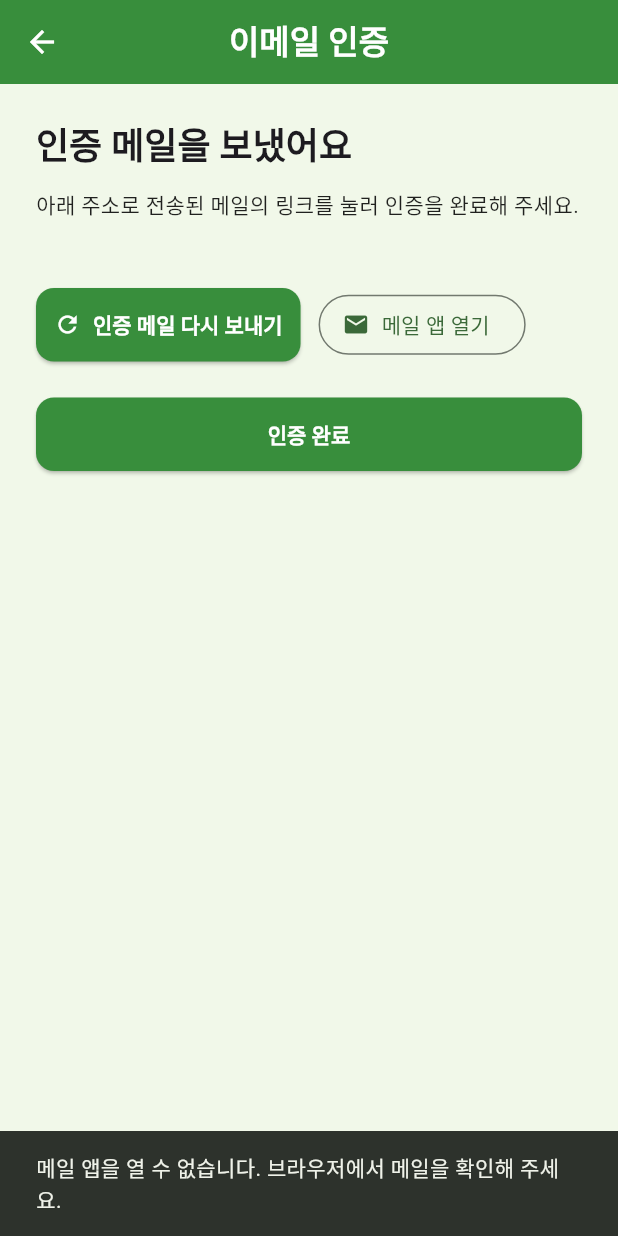
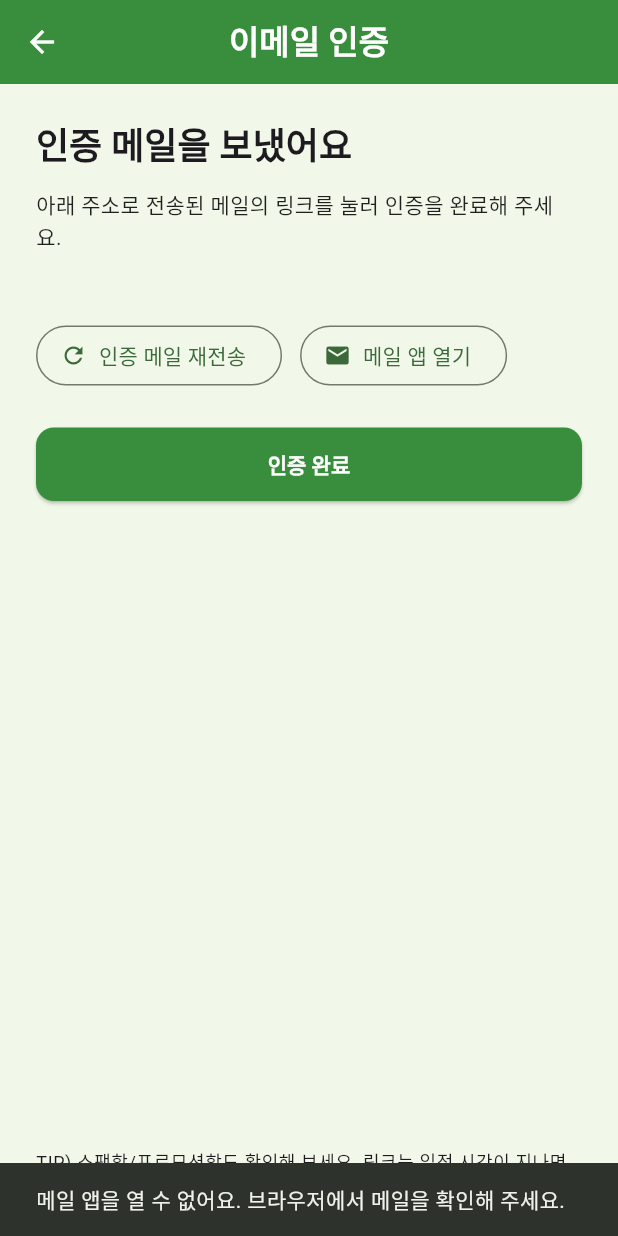
Before and after one commit to surhwa11228/ZeroWaste, a Flutter app: the VerifyEmailScreen screen opened by its route, after a tap on "메일 앱 열기", on a phone screen of 412 x 824 dp. Run offline on Flutter 3.47's test engine with Material 3 defaults, Android fonts, the phone set to English and light mode, and no system bars; our stand-ins replace dio, firebase_auth, firebase_core, flutter_secure_storage, flutter_svg, geolocator and 3 more; accounts and stored records are empty.

Commit message:
app: 회원가입/이메일 인증 개선(비밀번호 필수요소, 텍스트 오버로드 등)

```diff
--- a/frontend/lib/models/mappers.dart
+++ /dev/null
@@ -1,2 +0,0 @@
-import 'report_models.dart';
-import 'map_pin.dart';
--- a/frontend/lib/screens/signup_screen.dart
+++ b/frontend/lib/screens/signup_screen.dart
@@ -19,6 +19,7 @@ class _SignupScreenState extends State<SignupScreen> {
   bool _obscurePw = true;
   bool _obscurePw2 = true;
 
+  // ───────────── Validators ─────────────
   String? _validateEmail(String? v) {
     final s = (v ?? '').trim();
     if (s.isEmpty) return '이메일을 입력해 주세요.';
@@ -27,15 +28,20 @@ class _SignupScreenState extends State<SignupScreen> {
     return null;
   }
 
+  // ✅ 8자 이상 + 영문 + 숫자 + 특수문자(공백 금지)
   String? _validatePassword(String? v) {
     final s = (v ?? '');
     if (s.isEmpty) return '비밀번호를 입력해 주세요.';
     if (s.length < 8) return '비밀번호는 8자 이상이어야 합니다.';
-    final hasLower = RegExp(r'[a-z]').hasMatch(s);
-    final hasUpper = RegExp(r'[A-Z]').hasMatch(s);
+    if (RegExp(r'\s').hasMatch(s)) return '공백은 포함할 수 없습니다.';
+
+    final hasLetter = RegExp(r'[A-Za-z]').hasMatch(s);
     final hasDigit = RegExp(r'\d').hasMatch(s);
-    final types = [hasLower, hasUpper, hasDigit].where((x) => x).length;
-    if (types < 2) return '영문 대/소문자, 숫자 중 2가지 이상을 포함해 주세요.';
+    final hasSpecial = RegExp(r'[^\w\s]').hasMatch(s); // 영문/숫자/언더스코어/공백 제외
+
+    if (!(hasLetter && hasDigit && hasSpecial)) {
+      return '영문, 숫자, 특수문자를 모두 포함해 주세요.';
+    }
     return null;
   }
 
@@ -44,56 +50,63 @@ class _SignupScreenState extends State<SignupScreen> {
     return null;
   }
 
-  Future<void> _handleSignup() async {
-    final formOk = _formKey.currentState?.validate() ?? false;
-    if (!formOk) return;
-
-    setState(() => _isLoading = true);
-    try {
-      await authService.signUpWithEmail(
-        emailController.text.trim(),
-        passwordController.text,
-      );
-      if (!mounted) return;
-      // 가입 → 인증 메일 발송 → 인증대기 화면
-      Navigator.pushReplacementNamed(
-        context,
-        '/verify-email',
-        arguments: {'email': emailController.text.trim()},
-      );
-    } catch (e) {
-      // FirebaseAuthException/기타 에러를 사용자 친화 메시지로 변환
-      _showError(_mapSignupError(e));
-    } finally {
-      if (mounted) setState(() => _isLoading = false);
-    }
-  }
-
+  // ───────────── Error Mapper (실서비스 문구) ─────────────
   String _mapSignupError(Object e) {
-    final msg = e.toString();
     if (e is FirebaseAuthException) {
       switch (e.code) {
         case 'email-already-in-use':
-          return '이미 사용 중인 이메일입니다.';
+          return '이미 가입된 이메일입니다. 로그인하거나 비밀번호 재설정을 진행해 주세요.';
         case 'invalid-email':
           return '올바르지 않은 이메일 주소입니다.';
+        case 'weak-password':
+          return '비밀번호 보안 수준이 낮습니다. 더 복잡하게 설정해 주세요.';
         case 'operation-not-allowed':
-          return '현재 이메일/비밀번호 가입이 비활성화되어 있습니다.';
-        case 'weak-password':
-          return '비밀번호가 안전하지 않습니다. 더 복잡하게 설정해 주세요.';
+          return '이메일/비밀번호 가입이 비활성화되어 있습니다. 관리자에게 문의해 주세요.';
         case 'network-request-failed':
-          return '네트워크 오류가 발생했습니다. 연결을 확인해 주세요.';
+          return '네트워크 오류입니다. 연결을 확인한 뒤 다시 시도해 주세요.';
+        case 'too-many-requests':
+          return '요청이 많습니다. 잠시 후 다시 시도해 주세요.';
+        default:
+          return '회원가입에 실패했습니다. 잠시 후 다시 시도해 주세요. (코드: ${e.code})';
       }
     }
-    // 서버/기타 예외
-    if (msg.contains('timeout')) return '요청이 지연되고 있습니다. 잠시 후 다시 시도해 주세요.';
-    return '회원가입에 실패했습니다. 다시 시도해 주세요.';
+    final msg = e.toString();
+    if (msg.contains('timeout')) {
+      return '요청이 지연되고 있습니다. 네트워크 상태를 확인해 주세요.';
+    }
+    return '회원가입에 실패했습니다. 잠시 후 다시 시도해 주세요.';
   }
 
   void _showError(String message) {
     ScaffoldMessenger.of(context).showSnackBar(
       SnackBar(content: Text(message), backgroundColor: Colors.red),
     );
+  }
+
+  // ───────────── Action ─────────────
+  Future<void> _handleSignup() async {
+    final formOk = _formKey.currentState?.validate() ?? false;
+    if (!formOk) return;
+
+    final email = emailController.text.trim().toLowerCase(); // ✅ 소문자 통일
+    final password = passwordController.text;
+
+    setState(() => _isLoading = true);
+    try {
+      await authService.signUpWithEmail(email, password);
+      if (!mounted) return;
+
+      // 가입 성공 → 인증 메일 전송은 AuthService 내에서 처리된다는 가정
+      Navigator.pushReplacementNamed(
+        context,
+        '/verify-email',
+        arguments: {'email': email},
+      );
+    } catch (e) {
+      _showError(_mapSignupError(e));
+    } finally {
+      if (mounted) setState(() => _isLoading = false);
+    }
   }
 
   @override
@@ -126,6 +139,7 @@ class _SignupScreenState extends State<SignupScreen> {
                 ),
                 const SizedBox(height: 24),
 
+                // 이메일
                 TextFormField(
                   controller: emailController,
                   keyboardType: TextInputType.emailAddress,
@@ -138,6 +152,7 @@ class _SignupScreenState extends State<SignupScreen> {
                 ),
                 const SizedBox(height: 16),
 
+                // 비밀번호
                 TextFormField(
                   controller: passwordController,
                   obscureText: _obscurePw,
@@ -145,7 +160,8 @@ class _SignupScreenState extends State<SignupScreen> {
                   decoration: InputDecoration(
                     labelText: '비밀번호',
                     border: const OutlineInputBorder(),
-                    helperText: '최소 8자, 특수기호 포함',
+                    // ✅ 요구사항을 명확히 안내
+                    helperText: '8자 이상 · 영문 + 숫자 + 특수문자 필수',
                     suffixIcon: IconButton(
                       icon: Icon(
                         _obscurePw ? Icons.visibility : Icons.visibility_off,
@@ -157,6 +173,7 @@ class _SignupScreenState extends State<SignupScreen> {
                 ),
                 const SizedBox(height: 16),
 
+                // 비밀번호 확인
                 TextFormField(
                   controller: confirmController,
                   obscureText: _obscurePw2,
@@ -177,6 +194,7 @@ class _SignupScreenState extends State<SignupScreen> {
                 ),
                 const SizedBox(height: 24),
 
+                // 회원가입 버튼
                 SizedBox(
                   width: double.infinity,
                   child: ElevatedButton(
--- a/frontend/lib/screens/verify_email_screen.dart
+++ b/frontend/lib/screens/verify_email_screen.dart
@@ -25,7 +25,7 @@ class _VerifyEmailScreenState extends State<VerifyEmailScreen> {
 
   void _startCooldown() {
     _timer?.cancel();
-    setState(() => _cooldown = 60);
+    setState(() => _cooldown = 5);
     _timer = Timer.periodic(const Duration(seconds: 1), (t) {
       if (!mounted) return;
       if (_cooldown <= 1) {
@@ -37,12 +37,34 @@ class _VerifyEmailScreenState extends State<VerifyEmailScreen> {
     });
   }
 
+  // ▼ 재전송 에러 메시지 실서비스화
+  String _mapResendError(Object e) {
+    if (e is FirebaseAuthException) {
+      switch (e.code) {
+        case 'network-request-failed':
+          return '네트워크 연결에 문제가 있어요. 잠시 후 다시 시도해 주세요.';
+        case 'too-many-requests':
+          return '요청이 너무 많아요. 잠시 후 다시 시도해 주세요.';
+        case 'requires-recent-login':
+          return '보안을 위해 다시 로그인 후 시도해 주세요.';
+        default:
+          return '메일 재전송에 실패했어요. 잠시 후 다시 시도해 주세요. (코드: ${e.code})';
+      }
+    }
+    final msg = e.toString();
+    if (msg.contains('timeout')) {
+      return '요청이 지연되고 있어요. 네트워크 상태를 확인해 주세요.';
+    }
+    return '메일 재전송에 실패했어요. 잠시 후 다시 시도해 주세요.';
+  }
+
   Future<void> _resend() async {
     if (_cooldown > 0) return;
     setState(() => _isSending = true);
     try {
       final user = FirebaseAuth.instance.currentUser;
       if (user == null) throw Exception('로그인이 필요합니다.');
+
       await user.sendEmailVerification(
         ActionCodeSettings(
           url:
@@ -50,15 +72,23 @@ class _VerifyEmailScreenState extends State<VerifyEmailScreen> {
           handleCodeInApp: false,
         ),
       );
+
       if (!mounted) return;
-      ScaffoldMessenger.of(
-        context,
-      ).showSnackBar(const SnackBar(content: Text('인증 메일을 다시 보냈습니다.')));
+      // 성공 메시지 + “메일 앱 열기” 액션 통일
+      ScaffoldMessenger.of(context).showSnackBar(
+        SnackBar(
+          content: const Text('인증 메일을 다시 보냈어요. 메일함을 확인해 주세요.'),
+          action: SnackBarAction(label: '메일 앱 열기', onPressed: _openMailApp),
+        ),
+      );
       _startCooldown();
     } catch (e) {
       if (!mounted) return;
       ScaffoldMessenger.of(context).showSnackBar(
-        SnackBar(content: Text('재전송 실패: $e'), backgroundColor: Colors.red),
+        SnackBar(
+          content: Text(_mapResendError(e)),
+          backgroundColor: Colors.red,
+        ),
       );
     } finally {
       if (mounted) setState(() => _isSending = false);
@@ -73,14 +103,13 @@ class _VerifyEmailScreenState extends State<VerifyEmailScreen> {
           FirebaseAuth.instance.currentUser?.emailVerified ?? false;
       if (!mounted) return;
       if (verified) {
-        // 인증 완료 → 로그인 화면로 돌아가 로그인 진행 or 홈으로 바로 이동
         Navigator.pushReplacementNamed(context, '/login');
         ScaffoldMessenger.of(context).showSnackBar(
           const SnackBar(content: Text('이메일 인증이 완료되었습니다. 로그인해 주세요.')),
         );
       } else {
         ScaffoldMessenger.of(context).showSnackBar(
-          const SnackBar(content: Text('아직 인증되지 않았습니다. 메일의 링크를 눌러 주세요.')),
+          const SnackBar(content: Text('아직 인증되지 않았어요. 메일의 링크를 눌러 주세요.')),
         );
       }
     } finally {
@@ -89,22 +118,20 @@ class _VerifyEmailScreenState extends State<VerifyEmailScreen> {
   }
 
   Future<void> _openMailApp() async {
-    // 메일 앱 여는 건 플랫폼별 제약이 있어서 보장되진 않음.
-    // 아래는 일반적 시도들(성공 못할 수도 있음).
     final candidates = [
-      Uri.parse('mailto:'), // compose 로 열릴 수 있음
+      Uri.parse('mailto:'), // 기본 메일 작성
       Uri.parse('message://'), // iOS Mail
       Uri.parse('googlegmail://'), // Gmail
     ];
     for (final uri in candidates) {
       if (await canLaunchUrl(uri)) {
-        await launchUrl(uri);
+        await launchUrl(uri, mode: LaunchMode.externalApplication);
         return;
       }
     }
     if (!mounted) return;
     ScaffoldMessenger.of(context).showSnackBar(
-      const SnackBar(content: Text('메일 앱을 열 수 없습니다. 브라우저에서 메일을 확인해 주세요.')),
+      const SnackBar(content: Text('메일 앱을 열 수 없어요. 브라우저에서 메일을 확인해 주세요.')),
     );
   }
 
@@ -112,6 +139,8 @@ class _VerifyEmailScreenState extends State<VerifyEmailScreen> {
   Widget build(BuildContext context) {
     final email =
         widget.email ?? FirebaseAuth.instance.currentUser?.email ?? '';
+    final tt = Theme.of(context).textTheme;
+
     return Scaffold(
       appBar: AppBar(title: const Text('이메일 인증')),
       body: SafeArea(
@@ -120,28 +149,36 @@ class _VerifyEmailScreenState extends State<VerifyEmailScreen> {
           child: Column(
             crossAxisAlignment: CrossAxisAlignment.start,
             children: [
+              // 긴 제목도 안전
               Text(
                 '인증 메일을 보냈어요',
-                style: Theme.of(context).textTheme.headlineSmall?.copyWith(
-                  fontWeight: FontWeight.bold,
-                ),
+                style: tt.headlineSmall?.copyWith(fontWeight: FontWeight.bold),
+                maxLines: 2,
+                overflow: TextOverflow.ellipsis,
               ),
               const SizedBox(height: 12),
-              Text(
+
+              // 이메일은 복사하기 편하게
+              SelectableText(
                 '아래 주소로 전송된 메일의 링크를 눌러 인증을 완료해 주세요.\n$email',
-                style: Theme.of(context).textTheme.bodyMedium,
+                style: tt.bodyMedium,
               ),
+
               const SizedBox(height: 24),
-              Row(
+
+              // ▼ 버튼 가로폭 좁을 때 자동 줄바꿈(텍스트 오버플로우 해결)
+              Wrap(
+                spacing: 12,
+                runSpacing: 8,
                 children: [
-                  ElevatedButton.icon(
+                  OutlinedButton.icon(
                     onPressed: _isSending || _cooldown > 0 ? null : _resend,
                     icon: const Icon(Icons.refresh),
                     label: Text(
-                      _cooldown > 0 ? '재전송 (${_cooldown}s)' : '인증 메일 다시 보내기',
+                      _cooldown > 0 ? '재전송 (${_cooldown}s)' : '인증 메일 재전송',
+                      overflow: TextOverflow.ellipsis,
                     ),
                   ),
-                  const SizedBox(width: 12),
                   OutlinedButton.icon(
                     onPressed: _openMailApp,
                     icon: const Icon(Icons.mail),
@@ -149,7 +186,9 @@ class _VerifyEmailScreenState extends State<VerifyEmailScreen> {
                   ),
                 ],
               ),
+
               const SizedBox(height: 24),
+
               SizedBox(
                 width: double.infinity,
                 child: ElevatedButton(
@@ -163,10 +202,11 @@ class _VerifyEmailScreenState extends State<VerifyEmailScreen> {
                       : const Text('인증 완료'),
                 ),
               ),
+
               const Spacer(),
               Text(
                 'TIP) 스팸함/프로모션함도 확인해 보세요. 링크는 일정 시간이 지나면 만료될 수 있습니다.',
-                style: Theme.of(context).textTheme.bodySmall,
+                style: tt.bodySmall,
               ),
             ],
           ),
--- a/frontend/lib/services/report_submit_service.dart
+++ b/frontend/lib/services/report_submit_service.dart
@@ -1,9 +1,5 @@
-import 'dart:io';
 import 'package:dio/dio.dart';
-import 'package:flutter_project/models/report_models.dart';
 import 'package:flutter_project/utils/api_enveloper.dart';
-import 'package:http_parser/http_parser.dart';
-import 'package:mime/mime.dart';
 import 'package:flutter_project/services/network.dart';
 
 class ReportService {
```
